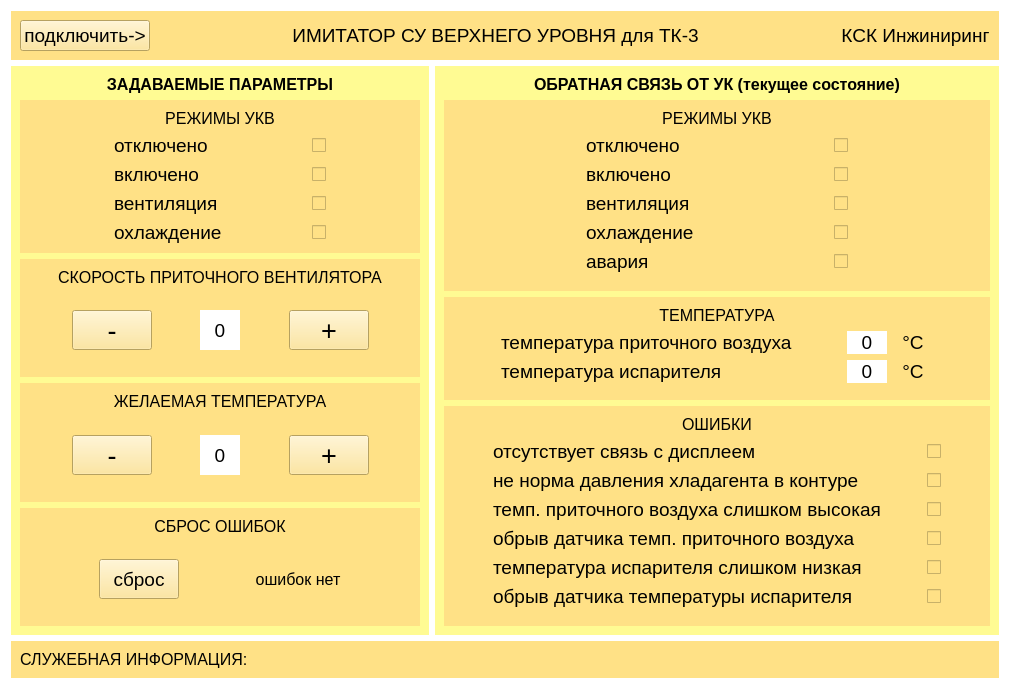
Old version of the form widget.ui in the repository victocryl/imitator_tk3.
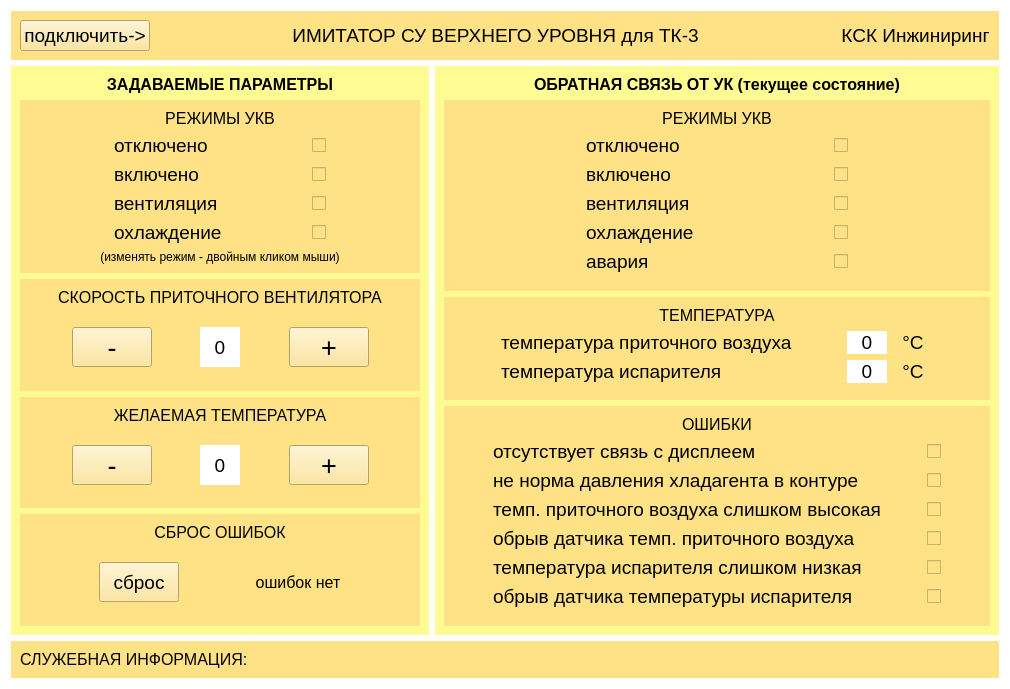
New version of the form.

Commit message: добавил "изменять режим - двойным кликом мыши"

Diff of the .ui file:
```diff
--- a/widget.ui
+++ b/widget.ui
@@ -407,6 +407,16 @@
              </item>
             </layout>
            </item>
+           <item>
+            <widget class="QLabel" name="label_38">
+             <property name="text">
+              <string>(изменять режим - двойным кликом мыши)</string>
+             </property>
+             <property name="alignment">
+              <set>Qt::AlignCenter</set>
+             </property>
+            </widget>
+           </item>
            <item>
             <spacer name="verticalSpacer_7">
              <property name="orientation">
```
The commit also changes 1 other file.
